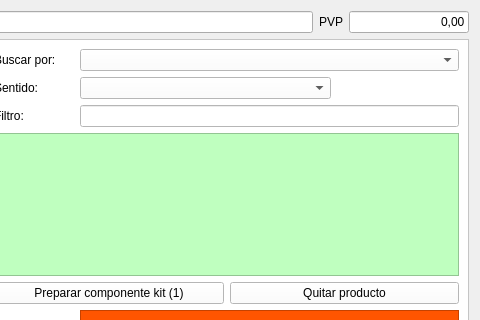
arcnexus/RedFoX, file Almacen/frmkit.ui: the form before one commit; both pictures show x 616 to 1096 and y 0 to 320 of the 1096 by 533 pixel window.
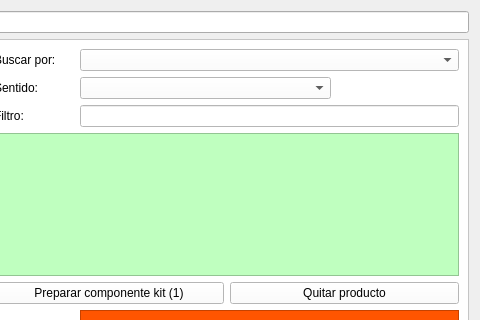
The form after the commit. Icons and pictures are not drawn.

What changed in the file:
```diff
--- a/Almacen/frmkit.ui
+++ b/Almacen/frmkit.ui
@@ -399,29 +399,6 @@
      <item row="0" column="2">
       <widget class="QLineEdit" name="txtDesc_kit"/>
      </item>
-     <item row="0" column="3">
-      <widget class="QLabel" name="label_8">
-       <property name="text">
-        <string>PVP</string>
-       </property>
-      </widget>
-     </item>
-     <item row="0" column="4">
-      <widget class="QLineEdit" name="txtPvp_kit">
-       <property name="maximumSize">
-        <size>
-         <width>120</width>
-         <height>16777215</height>
-        </size>
-       </property>
-       <property name="text">
-        <string>0,00</string>
-       </property>
-       <property name="alignment">
-        <set>Qt::AlignRight|Qt::AlignTrailing|Qt::AlignVCenter</set>
-       </property>
-      </widget>
-     </item>
     </layout>
    </item>
   </layout>
```
Left out of the diff: 21 changed lines with no effect on the pictures.
